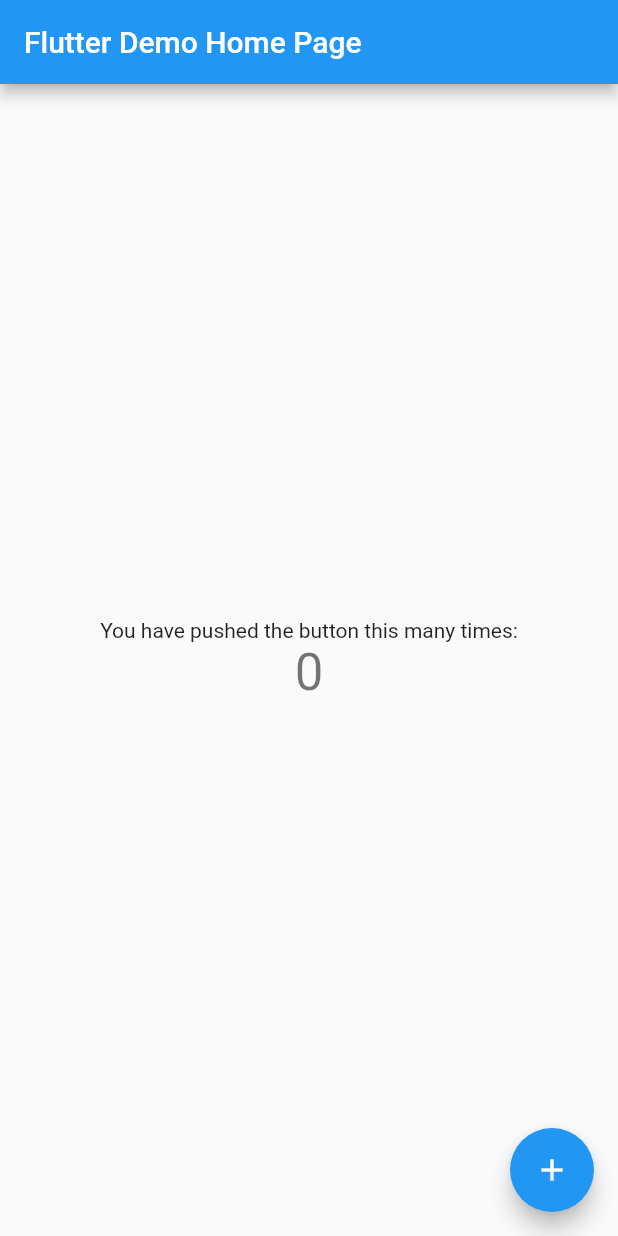
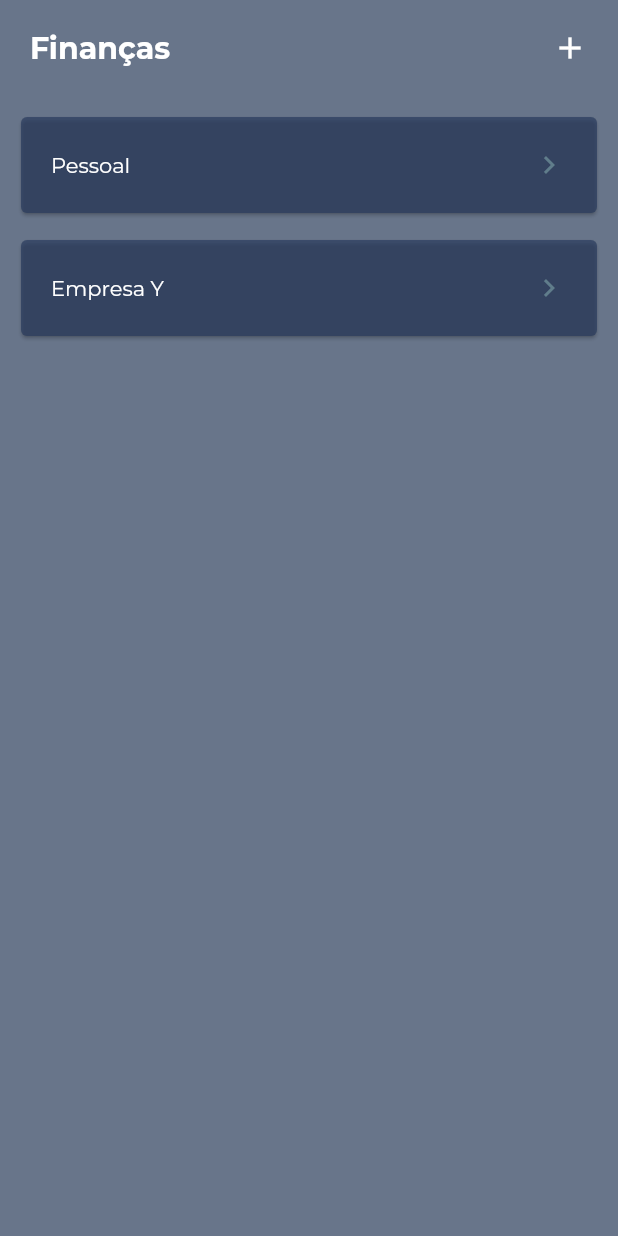
Before and after one commit to vpinheiro38/finances-app, a Flutter app: the screen it shows after launch, on a phone screen of 412 x 824 dp. Run offline on Flutter 3.47's test engine with Material 2 defaults, Android fonts, the phone set to English and light mode, and no system bars.

Commit message:
Add Groups page files and MontSerrat font

```diff
--- /dev/null
+++ b/lib/app.dart
@@ -0,0 +1,19 @@
+import 'package:finances_app/style.dart';
+import 'package:finances_app/views/groups/groups.dart';
+import 'package:flutter/material.dart';
+
+class Application extends StatelessWidget {
+
+  @override
+  Widget build(BuildContext context) {
+    return MaterialApp(
+      title: 'Finanças',
+      theme: ThemeData(
+        primarySwatch: Colors.blue,
+        visualDensity: VisualDensity.adaptivePlatformDensity,
+        textTheme: TextTheme(headline1: TitleTextStyle, bodyText1: BodyTextStyle)
+      ),
+      home: Groups(),
+    );
+  }
+}
--- a/lib/main.dart
+++ b/lib/main.dart
@@ -1,117 +1,7 @@
 import 'package:flutter/material.dart';
 
+import 'app.dart';
+
 void main() {
-  runApp(MyApp());
+  runApp(Application());
 }
-
-class MyApp extends StatelessWidget {
-  // This widget is the root of your application.
-  @override
-  Widget build(BuildContext context) {
-    return MaterialApp(
-      title: 'Flutter Demo',
-      theme: ThemeData(
-        // This is the theme of your application.
-        //
-        // Try running your application with "flutter run". You'll see the
-        // application has a blue toolbar. Then, without quitting the app, try
-        // changing the primarySwatch below to Colors.green and then invoke
-        // "hot reload" (press "r" in the console where you ran "flutter run",
-        // or simply save your changes to "hot reload" in a Flutter IDE).
-        // Notice that the counter didn't reset back to zero; the application
-        // is not restarted.
-        primarySwatch: Colors.blue,
-        // This makes the visual density adapt to the platform that you run
-        // the app on. For desktop platforms, the controls will be smaller and
-        // closer together (more dense) than on mobile platforms.
-        visualDensity: VisualDensity.adaptivePlatformDensity,
-      ),
-      home: MyHomePage(title: 'Flutter Demo Home Page'),
-    );
-  }
-}
-
-class MyHomePage extends StatefulWidget {
-  MyHomePage({Key key, this.title}) : super(key: key);
-
-  // This widget is the home page of your application. It is stateful, meaning
-  // that it has a State object (defined below) that contains fields that affect
-  // how it looks.
-
-  // This class is the configuration for the state. It holds the values (in this
-  // case the title) provided by the parent (in this case the App widget) and
-  // used by the build method of the State. Fields in a Widget subclass are
-  // always marked "final".
-
-  final String title;
-
-  @override
-  _MyHomePageState createState() => _MyHomePageState();
-}
-
-class _MyHomePageState extends State<MyHomePage> {
-  int _counter = 0;
-
-  void _incrementCounter() {
-    setState(() {
-      // This call to setState tells the Flutter framework that something has
-      // changed in this State, which causes it to rerun the build method below
-      // so that the display can reflect the updated values. If we changed
-      // _counter without calling setState(), then the build method would not be
-      // called again, and so nothing would appear to happen.
-      _counter++;
-    });
-  }
-
-  @override
-  Widget build(BuildContext context) {
-    // This method is rerun every time setState is called, for instance as done
-    // by the _incrementCounter method above.
-    //
-    // The Flutter framework has been optimized to make rerunning build methods
-    // fast, so that you can just rebuild anything that needs updating rather
-    // than having to individually change instances of widgets.
-    return Scaffold(
-      appBar: AppBar(
-        // Here we take the value from the MyHomePage object that was created by
-        // the App.build method, and use it to set our appbar title.
-        title: Text(widget.title),
-      ),
-      body: Center(
-        // Center is a layout widget. It takes a single child and positions it
-        // in the middle of the parent.
-        child: Column(
-          // Column is also a layout widget. It takes a list of children and
-          // arranges them vertically. By default, it sizes itself to fit its
-          // children horizontally, and tries to be as tall as its parent.
-          //
-          // Invoke "debug painting" (press "p" in the console, choose the
-          // "Toggle Debug Paint" action from the Flutter Inspector in Android
-          // Studio, or the "Toggle Debug Paint" command in Visual Studio Code)
-          // to see the wireframe for each widget.
-          //
-          // Column has various properties to control how it sizes itself and
-          // how it positions its children. Here we use mainAxisAlignment to
-          // center the children vertically; the main axis here is the vertical
-          // axis because Columns are vertical (the cross axis would be
-          // horizontal).
-          mainAxisAlignment: MainAxisAlignment.center,
-          children: <Widget>[
-            Text(
-              'You have pushed the button this many times:',
-            ),
-            Text(
-              '$_counter',
-              style: Theme.of(context).textTheme.headline4,
-            ),
-          ],
-        ),
-      ),
-      floatingActionButton: FloatingActionButton(
-        onPressed: _incrementCounter,
-        tooltip: 'Increment',
-        child: Icon(Icons.add),
-      ), // This trailing comma makes auto-formatting nicer for build methods.
-    );
-  }
-}
--- /dev/null
+++ b/lib/style.dart
@@ -0,0 +1,24 @@
+import 'package:flutter/material.dart';
+
+const LargeTextSize = 20.0;
+const MediumTextSize = 16.0;
+const BodyTextSize = 14.0;
+
+const Color BackgroundColor = Color(0xaa1d3050);
+const Color CardColor = Color(0xaa27395d);
+const Color TextColor = Colors.white;
+
+const String FontName = 'Montserrat';
+
+const TitleTextStyle = TextStyle(
+  fontFamily: FontName,
+  fontWeight: FontWeight.bold,
+  fontSize: LargeTextSize,
+  color: TextColor,
+);
+
+const BodyTextStyle = TextStyle(
+  fontFamily: FontName,
+  fontSize: BodyTextSize,
+  color: TextColor,
+);
--- /dev/null
+++ b/lib/views/groups/group_card.dart
@@ -0,0 +1,33 @@
+import 'package:finances_app/style.dart';
+import 'package:finances_app/views/groups/groups.dart';
+import 'package:flutter/material.dart';
+
+class GroupCard extends StatelessWidget {
+  final Group _group;
+
+  GroupCard(this._group);
+
+  @override
+  Widget build(BuildContext context) {
+    return Padding(
+      padding: const EdgeInsets.fromLTRB(10, 10, 10, 0),
+      child: Card(
+        color: CardColor,
+        child: Container(
+          padding: const EdgeInsets.all(20),
+          child: Row(
+            children: [
+              Expanded(
+                child: Text(_group.name, style: Theme.of(context).textTheme.bodyText1),
+              ),
+              Container(
+                  child: Icon(Icons.chevron_right, color: Colors.blueGrey)
+              )
+            ],
+          )
+        )
+      ),
+    );
+  }
+
+}
--- /dev/null
+++ b/lib/views/groups/groups.dart
@@ -0,0 +1,46 @@
+import 'package:finances_app/style.dart';
+import 'package:finances_app/views/groups/group_card.dart';
+import 'package:finances_app/widgets/page_scaffold.dart';
+import 'package:flutter/material.dart';
+
+class Groups extends StatefulWidget {
+  Groups() : super();
+
+  @override
+  _GroupsState createState() => _GroupsState();
+}
+
+class _GroupsState extends State<Groups> {
+
+  List<Group> _groupList = [Group("Pessoal"), Group("Empresa Y")];
+
+  @override
+  Widget build(BuildContext context) {
+    return PageScaffold(
+      Container(
+        child: Column(
+          crossAxisAlignment: CrossAxisAlignment.start,
+          children: [
+            Padding(
+              padding: const EdgeInsets.fromLTRB(20, 20, 20, 20),
+              child: Row(
+                children: [
+                  Expanded(child: Text("Finanças", style: Theme.of(context).textTheme.headline1)),
+                  Icon(Icons.add, color: TextColor,)
+                ],
+              )
+            ),
+            ..._groupList.map((group) => Row(children: [Expanded(child: GroupCard(group))]))
+          ],
+        ),
+      )
+
+    );
+  }
+}
+
+class Group {
+  final String name;
+
+  Group(this.name);
+}
--- /dev/null
+++ b/lib/widgets/page_scaffold.dart
@@ -0,0 +1,19 @@
+import 'package:flutter/material.dart';
+import 'package:finances_app/style.dart';
+
+class PageScaffold extends StatelessWidget {
+  final Widget _child;
+
+  PageScaffold(this._child);
+
+  @override
+  Widget build(BuildContext context) {
+    return Scaffold(
+      backgroundColor: BackgroundColor,
+      body: SafeArea(
+        child: _child,
+      ),
+    );
+  }
+
+}
```
Also changed, not shown: pubspec.yaml (+9 -11 lines), assets/fonts/Montserrat-Bold.ttf (added), assets/fonts/Montserrat-Regular.ttf (added), pubspec.lock, 2 other files.
